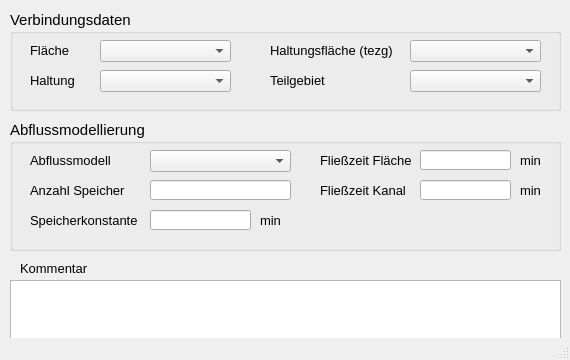
Qt form qkan/forms/qkan_anbindungflaechen.ui (hoettges/QKan) before a commit.
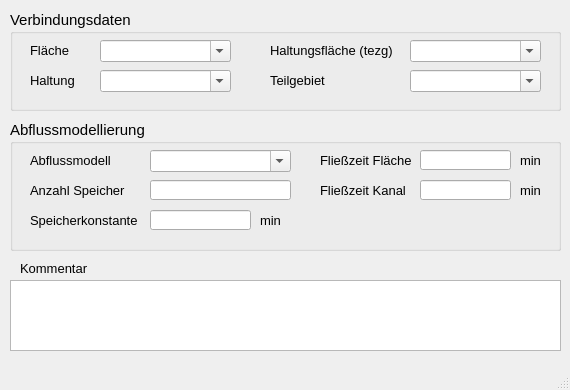
The same form after that commit.

```diff
--- a/qkan/forms/qkan_anbindungflaechen.ui
+++ b/qkan/forms/qkan_anbindungflaechen.ui
@@ -7,13 +7,13 @@
     <x>0</x>
     <y>0</y>
     <width>570</width>
-    <height>360</height>
+    <height>390</height>
    </rect>
   </property>
   <property name="minimumSize">
    <size>
     <width>570</width>
-    <height>360</height>
+    <height>390</height>
    </size>
   </property>
   <property name="font">
@@ -88,6 +88,9 @@
      <property name="statusTip">
       <string>Name der angebundenen Haltung</string>
      </property>
+     <property name="editable">
+      <bool>true</bool>
+     </property>
     </widget>
     <widget class="QLabel" name="label_20">
      <property name="geometry">
@@ -128,6 +131,9 @@
      <property name="statusTip">
       <string>Name der angebundenen Fläche</string>
      </property>
+     <property name="editable">
+      <bool>true</bool>
+     </property>
     </widget>
     <widget class="QLabel" name="label_4">
      <property name="geometry">
@@ -168,6 +174,9 @@
      <property name="statusTip">
       <string>Name der angebundenen Haltungsfläche (für aufzuteilende Flächen)</string>
      </property>
+     <property name="editable">
+      <bool>true</bool>
+     </property>
     </widget>
     <widget class="QComboBox" name="teilgebiet">
      <property name="geometry">
@@ -184,6 +193,9 @@
      <property name="statusTip">
       <string>Zuordnung zu einem benutzerdefinierten Teilgebiet</string>
      </property>
+     <property name="editable">
+      <bool>true</bool>
+     </property>
     </widget>
     <widget class="QLabel" name="label_22">
      <property name="geometry">
@@ -337,6 +349,9 @@
      <property name="statusTip">
       <string>Auswahl aus Tabelle &quot;Abflusstypen&quot;</string>
      </property>
+     <property name="editable">
+      <bool>true</bool>
+     </property>
     </widget>
     <widget class="QLineEdit" name="fliesszeitflaeche">
      <property name="geometry">
```
